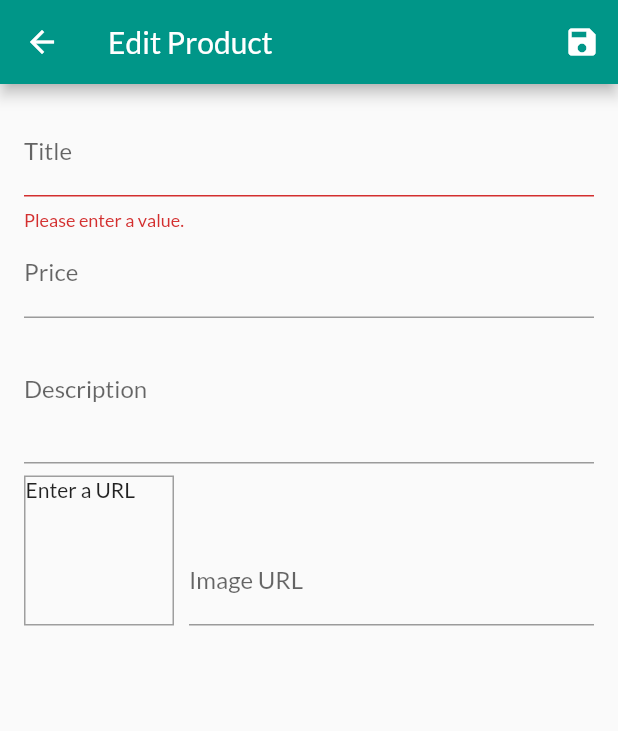
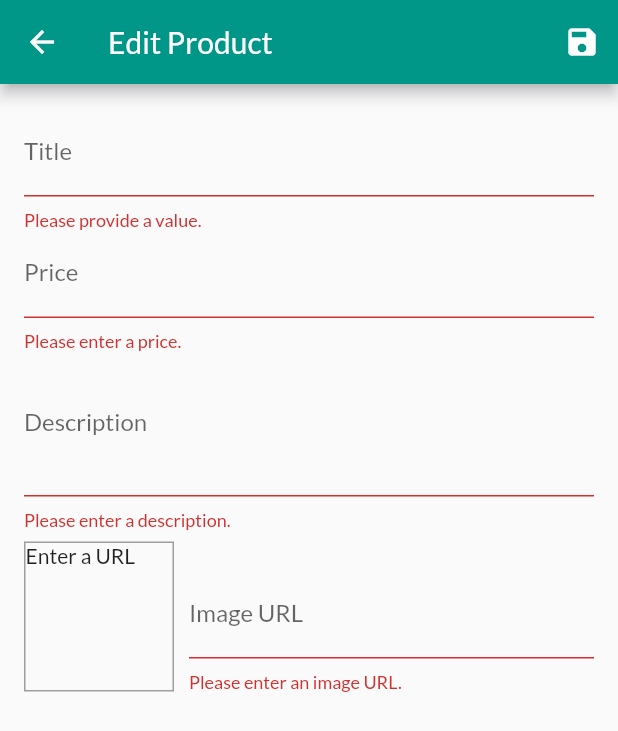
Before and after one commit to shubhamkarande13/shopEZ, a Flutter app: the EditProductScreen screen opened by its route, after a tap on the "save" icon, on a phone screen of 412 x 824 dp. Shown: the top 731 px of the screen. Run offline on Flutter 3.47's test engine with Material 2 defaults, Android fonts, the phone set to English and light mode, and no system bars; network calls fail.

Commit message:
add validation for all inputs

```diff
--- a/lib/main.dart
+++ b/lib/main.dart
@@ -1,13 +1,14 @@
 import 'package:flutter/material.dart';
 import 'package:provider/provider.dart';
-import 'package:shopez/screens/orders_screen.dart';
-import './screens/user_products_screen.dart';
+
 import './screens/cart_screen.dart';
 import './screens/products_overview_screen.dart';
 import './screens/product_detail_screen.dart';
 import './providers/products.dart';
 import './providers/cart.dart';
 import './providers/orders.dart';
+import './screens/orders_screen.dart';
+import './screens/user_products_screen.dart';
 import './screens/edit_product_screen.dart';
 
 void main() => runApp(MyApp());
--- a/lib/screens/cart_screen.dart
+++ b/lib/screens/cart_screen.dart
@@ -33,7 +33,7 @@ class CartScreen extends StatelessWidget {
                     label: Text(
                       '\$${cart.totalAmount.toStringAsFixed(2)}',
                       style: TextStyle(
-                        color: Theme.of(context).primaryTextTheme.headline6.color,
+                        color: Theme.of(context).primaryTextTheme.title.color,
                       ),
                     ),
                     backgroundColor: Theme.of(context).primaryColor,
--- a/lib/screens/edit_product_screen.dart
+++ b/lib/screens/edit_product_screen.dart
@@ -1,4 +1,5 @@
 import 'package:flutter/material.dart';
+
 import '../providers/product.dart';
 
 class EditProductScreen extends StatefulWidget {
@@ -28,8 +29,25 @@ class _EditProductScreenState extends State<EditProductScreen> {
     super.initState();
   }
 
+  @override
+  void dispose() {
+    _imageUrlFocusNode.removeListener(_updateImageUrl);
+    _priceFocusNode.dispose();
+    _descriptionFocusNode.dispose();
+    _imageUrlController.dispose();
+    _imageUrlFocusNode.dispose();
+    super.dispose();
+  }
+
   void _updateImageUrl() {
     if (!_imageUrlFocusNode.hasFocus) {
+      if ((!_imageUrlController.text.startsWith('http') &&
+              !_imageUrlController.text.startsWith('https')) ||
+          (!_imageUrlController.text.endsWith('.png') &&
+              !_imageUrlController.text.endsWith('.jpg') &&
+              !_imageUrlController.text.endsWith('.jpeg'))) {
+        return;
+      }
       setState(() {});
     }
   }
@@ -39,21 +57,11 @@ class _EditProductScreenState extends State<EditProductScreen> {
     if (!isValid) {
       return;
     }
-
     _form.currentState.save();
     print(_editedProduct.title);
     print(_editedProduct.description);
     print(_editedProduct.price);
     print(_editedProduct.imageUrl);
-  }
-
-  @override
-  void dispose() {
-    _imageUrlFocusNode.removeListener(_updateImageUrl);
-    _descriptionFocusNode.dispose();
-    _priceFocusNode.dispose();
-    _imageUrlFocusNode.dispose();
-    super.dispose();
   }
 
   @override
@@ -65,7 +73,7 @@ class _EditProductScreenState extends State<EditProductScreen> {
           IconButton(
             icon: Icon(Icons.save),
             onPressed: _saveForm,
-          )
+          ),
         ],
       ),
       body: Padding(
@@ -82,16 +90,16 @@ class _EditProductScreenState extends State<EditProductScreen> {
                 },
                 validator: (value) {
                   if (value.isEmpty) {
-                    return 'Please enter a value.';
+                    return 'Please provide a value.';
                   }
                   return null;
                 },
                 onSaved: (value) {
                   _editedProduct = Product(
+                    title: value,
+                    price: _editedProduct.price,
                     description: _editedProduct.description,
                     imageUrl: _editedProduct.imageUrl,
-                    title: value,
-                    price: _editedProduct.price,
                     id: null,
                   );
                 },
@@ -104,12 +112,24 @@ class _EditProductScreenState extends State<EditProductScreen> {
                 onFieldSubmitted: (_) {
                   FocusScope.of(context).requestFocus(_descriptionFocusNode);
                 },
+                validator: (value) {
+                  if (value.isEmpty) {
+                    return 'Please enter a price.';
+                  }
+                  if (double.tryParse(value) == null) {
+                    return 'Please enter a valid number.';
+                  }
+                  if (double.parse(value) <= 0) {
+                    return 'Please enter a number greater than zero.';
+                  }
+                  return null;
+                },
                 onSaved: (value) {
                   _editedProduct = Product(
+                    title: _editedProduct.title,
+                    price: double.parse(value),
                     description: _editedProduct.description,
                     imageUrl: _editedProduct.imageUrl,
-                    title: _editedProduct.title,
-                    price: double.parse(value),
                     id: null,
                   );
                 },
@@ -119,12 +139,21 @@ class _EditProductScreenState extends State<EditProductScreen> {
                 maxLines: 3,
                 keyboardType: TextInputType.multiline,
                 focusNode: _descriptionFocusNode,
+                validator: (value) {
+                  if (value.isEmpty) {
+                    return 'Please enter a description.';
+                  }
+                  if (value.length < 10) {
+                    return 'Should be at least 10 characters long.';
+                  }
+                  return null;
+                },
                 onSaved: (value) {
                   _editedProduct = Product(
+                    title: _editedProduct.title,
+                    price: _editedProduct.price,
                     description: value,
                     imageUrl: _editedProduct.imageUrl,
-                    title: _editedProduct.title,
-                    price: _editedProduct.price,
                     id: null,
                   );
                 },
@@ -135,7 +164,10 @@ class _EditProductScreenState extends State<EditProductScreen> {
                   Container(
                     width: 100,
                     height: 100,
-                    margin: EdgeInsets.only(top: 8, right: 10),
+                    margin: EdgeInsets.only(
+                      top: 8,
+                      right: 10,
+                    ),
                     decoration: BoxDecoration(
                       border: Border.all(
                         width: 1,
@@ -161,19 +193,34 @@ class _EditProductScreenState extends State<EditProductScreen> {
                       onFieldSubmitted: (_) {
                         _saveForm();
                       },
+                      validator: (value) {
+                        if (value.isEmpty) {
+                          return 'Please enter an image URL.';
+                        }
+                        if (!value.startsWith('http') &&
+                            !value.startsWith('https')) {
+                          return 'Please enter a valid URL.';
+                        }
+                        if (!value.endsWith('.png') &&
+                            !value.endsWith('.jpg') &&
+                            !value.endsWith('.jpeg')) {
+                          return 'Please enter a valid image URL.';
+                        }
+                        return null;
+                      },
                       onSaved: (value) {
                         _editedProduct = Product(
+                          title: _editedProduct.title,
+                          price: _editedProduct.price,
                           description: _editedProduct.description,
                           imageUrl: value,
-                          title: _editedProduct.title,
-                          price: _editedProduct.price,
                           id: null,
                         );
                       },
                     ),
                   ),
                 ],
-              )
+              ),
             ],
           ),
         ),
--- a/lib/screens/orders_screen.dart
+++ b/lib/screens/orders_screen.dart
@@ -1,11 +1,11 @@
 import 'package:flutter/material.dart';
 import 'package:provider/provider.dart';
-import 'package:shopez/widgets/app_drawer.dart';
+
 import '../providers/orders.dart' show Orders;
 import '../widgets/order_item.dart';
+import '../widgets/app_drawer.dart';
 
 class OrdersScreen extends StatelessWidget {
-
   static const routeName = '/orders';
 
   @override
--- a/lib/screens/products_overview_screen.dart
+++ b/lib/screens/products_overview_screen.dart
@@ -1,6 +1,7 @@
 import 'package:flutter/material.dart';
 import 'package:provider/provider.dart';
-import 'package:shopez/widgets/app_drawer.dart';
+
+import '../widgets/app_drawer.dart';
 import '../widgets/products_grid.dart';
 import '../widgets/badge.dart';
 import '../providers/cart.dart';
--- a/lib/widgets/app_drawer.dart
+++ b/lib/widgets/app_drawer.dart
@@ -1,6 +1,7 @@
 import 'package:flutter/material.dart';
-import 'package:shopez/screens/orders_screen.dart';
-import 'package:shopez/screens/user_products_screen.dart';
+
+import '../screens/orders_screen.dart';
+import '../screens/user_products_screen.dart';
 
 class AppDrawer extends StatelessWidget {
   @override
--- a/lib/widgets/cart_item.dart
+++ b/lib/widgets/cart_item.dart
@@ -37,14 +37,13 @@ class CartItem extends StatelessWidget {
         ),
       ),
       direction: DismissDirection.endToStart,
-      // ignore: missing_return
       confirmDismiss: (direction) {
         return showDialog(
           context: context,
           builder: (ctx) => AlertDialog(
                 title: Text('Are you sure?'),
                 content: Text(
-                    'Do you want to remove item from the cart?',
+                  'Do you want to remove the item from the cart?',
                 ),
                 actions: <Widget>[
                   FlatButton(
@@ -60,7 +59,8 @@ class CartItem extends StatelessWidget {
                     },
                   ),
                 ],
-                ));
+              ),
+        );
       },
       onDismissed: (direction) {
         Provider.of<Cart>(context, listen: false).removeItem(productId);
```
Also changed, not shown: lib/providers/cart.dart (+19 -0 lines), lib/screens/user_products_screen.dart (+7 -5 lines), lib/widgets/product_item.dart (+15 -0 lines), pubspec.yaml (+16 -9 lines), lib/widgets/order_item.dart (indentation only). Lines whose indentation alone changed are shown as unchanged.
